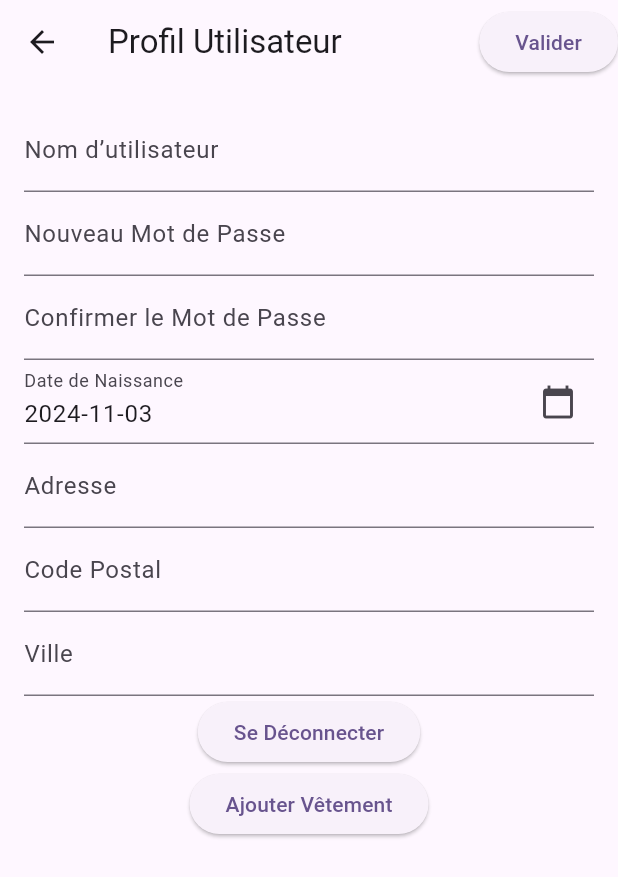
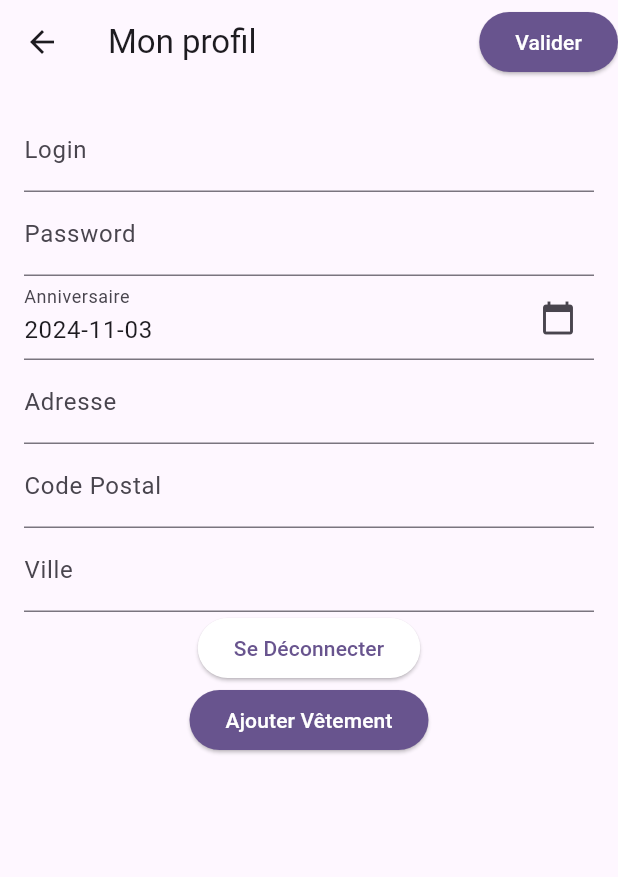
Before and after one commit to Midnight-Sunshine/Vetement_AI, a Flutter app: the MyHomePage screen opened by its route, item 3 of the bottom bar chosen, on a phone screen of 412 x 824 dp. Shown: the top 877 px of the screen. Run offline on Flutter 3.47's test engine with Material 3 defaults, Android fonts, the phone set to English and light mode, and no system bars; our stand-ins replace cloud_firestore, file_picker, firebase_auth, firebase_core; accounts and stored records are empty.

Commit message:
Commit final

```diff
--- a/flutter_application_2/lib/Views/profile_screen.dart
+++ b/flutter_application_2/lib/Views/profile_screen.dart
@@ -1,28 +1,44 @@
 import 'package:flutter/material.dart';
+import 'package:flutter/services.dart';
 import 'package:flutter_application_2/Controllers/user_profile_controller.dart';
 
-class UserProfilePage extends StatelessWidget {
+class UserProfilePage extends StatefulWidget {
   final UserProfileController controller;
 
   const UserProfilePage({Key? key, required this.controller}) : super(key: key);
 
   @override
+  _UserProfilePageState createState() => _UserProfilePageState();
+}
+
+class _UserProfilePageState extends State<UserProfilePage> {
+  @override
+  void initState() {
+    super.initState();
+    widget.controller.fetchUserProfile();
+  }
+
+  @override
   Widget build(BuildContext context) {
     return Scaffold(
       appBar: AppBar(
-        title: const Text('Profil Utilisateur'),
+        title: const Text('Mon profil'),
         actions: [
           ElevatedButton(
             onPressed: () async {
-              await controller.saveProfile(); // Enregistrer les modifications du profil
-              await controller.updatePassword(); // Mettre à jour le mot de passe si applicable
+              await widget.controller.saveProfile();
+              await widget.controller.updatePassword();
             },
+            style: ElevatedButton.styleFrom(
+              backgroundColor: Theme.of(context).primaryColor,
+              foregroundColor: Colors.white,
+            ),
             child: const Text('Valider'),
           ),
         ],
       ),
       body: FutureBuilder<bool>(
-        future: controller.isLoading,
+        future: widget.controller.isLoading,
         builder: (context, snapshot) {
           if (snapshot.connectionState == ConnectionState.waiting) {
             return const Center(child: CircularProgressIndicator());
@@ -34,57 +50,67 @@ class UserProfilePage extends StatelessWidget {
               child: Column(
                 children: [
                   TextFormField(
-                    controller: controller.usernameController,
-                    decoration: const InputDecoration(labelText: 'Nom d’utilisateur'),
+                    readOnly: true,
+                    controller: widget.controller.usernameController,
+                    decoration: const InputDecoration(labelText: 'Login'),
                   ),
                   TextFormField(
-                    controller: controller.newPasswordController,
+                    controller: widget.controller.passwordController,
                     obscureText: true,
-                    decoration: const InputDecoration(labelText: 'Nouveau Mot de Passe'),
-                  ),
-                  TextFormField(
-                    controller: controller.confirmPasswordController,
-                    obscureText: true,
-                    decoration: const InputDecoration(labelText: 'Confirmer le Mot de Passe'),
+                    decoration: const InputDecoration(labelText: 'Password'),
                   ),
                   GestureDetector(
                     onTap: () async {
-                      await controller.selectBirthday(context); // Ouvrir le sélecteur de date
+                      await widget.controller.selectBirthday(context);
+                      setState(() {});
                     },
                     child: AbsorbPointer(
                       child: TextFormField(
                         decoration: InputDecoration(
-                          labelText: 'Date de Naissance',
-                          hintText: controller.selectedBirthday?.toLocal().toString().split(' ')[0] ?? 'Sélectionnez une date',
+                          labelText: 'Anniversaire',
+                          hintText: widget.controller.selectedBirthday?.toLocal().toString().split(' ')[0] ?? 'Sélectionnez une date',
                           suffixIcon: const Icon(Icons.calendar_today),
                         ),
                         controller: TextEditingController(
-                          text: controller.selectedBirthday?.toLocal().toString().split(' ')[0] ?? '',
+                          text: widget.controller.selectedBirthday != null
+                              ? widget.controller.selectedBirthday!.toLocal().toString().split(' ')[0]
+                              : '',
                         ),
                       ),
                     ),
                   ),
                   TextFormField(
-                    controller: controller.addressController,
+                    controller: widget.controller.addressController,
                     decoration: const InputDecoration(labelText: 'Adresse'),
                   ),
                   TextFormField(
-                    controller: controller.postalCodeController,
+                    controller: widget.controller.postalCodeController,
                     decoration: const InputDecoration(labelText: 'Code Postal'),
                     keyboardType: TextInputType.number,
+                    inputFormatters: <TextInputFormatter>[
+                      FilteringTextInputFormatter.digitsOnly
+                    ],
                   ),
                   TextFormField(
-                    controller: controller.cityController,
+                    controller: widget.controller.cityController,
                     decoration: const InputDecoration(labelText: 'Ville'),
                   ),
                   ElevatedButton(
-                    onPressed: controller.logout,
+                    onPressed: widget.controller.logout,
+                    style: ElevatedButton.styleFrom(
+                      backgroundColor: Colors.white,
+                      foregroundColor: Theme.of(context).primaryColor,
+                    ),
                     child: const Text('Se Déconnecter'),
                   ),
                   ElevatedButton(
                     onPressed: () async {
-                      controller.addVet(); // Enregistrer les modifications du profil
+                      widget.controller.addVet();
                     },
+                    style: ElevatedButton.styleFrom(
+                      backgroundColor: Theme.of(context).primaryColor,
+                      foregroundColor: Colors.white,
+                    ),
                     child: const Text('Ajouter Vêtement'),
                   ),
                 ],
--- a/flutter_application_2/lib/main.dart
+++ b/flutter_application_2/lib/main.dart
@@ -2,7 +2,7 @@ import 'package:firebase_core/firebase_core.dart';
 import 'package:flutter/material.dart';
 import 'package:flutter_application_2/firebase_options.dart';
 import 'login_screen.dart';
-import 'Views/home_screen.dart'; // Import the new home screen file
+import 'Views/home_screen.dart';
 
 void main() async {
   WidgetsFlutterBinding.ensureInitialized();
@@ -26,7 +26,7 @@ class MyApp extends StatelessWidget {
       initialRoute: '/',
       routes: {
         '/': (context) => const LoginScreen(),
-        '/home': (context) => const MyHomePage(title: 'Flutter Demo Home Page'), // Updated to use new home screen
+        '/home': (context) => const MyHomePage(title: 'Flutter Demo Home Page'),
       },
     );
   }
```
Also changed, not shown: flutter_application_2/lib/Controllers/user_profile_controller.dart (+33 -15 lines), flutter_application_2/lib/Views/add_screen.dart (+17 -6 lines), flutter_application_2/lib/Views/cart_screen.dart (+34 -4 lines), flutter_application_2/lib/Views/detail_screen.dart (+65 -16 lines), flutter_application_2/lib/Views/home_screen.dart (+28 -9 lines), flutter_application_2/lib/login_screen.dart (+12 -14 lines).
